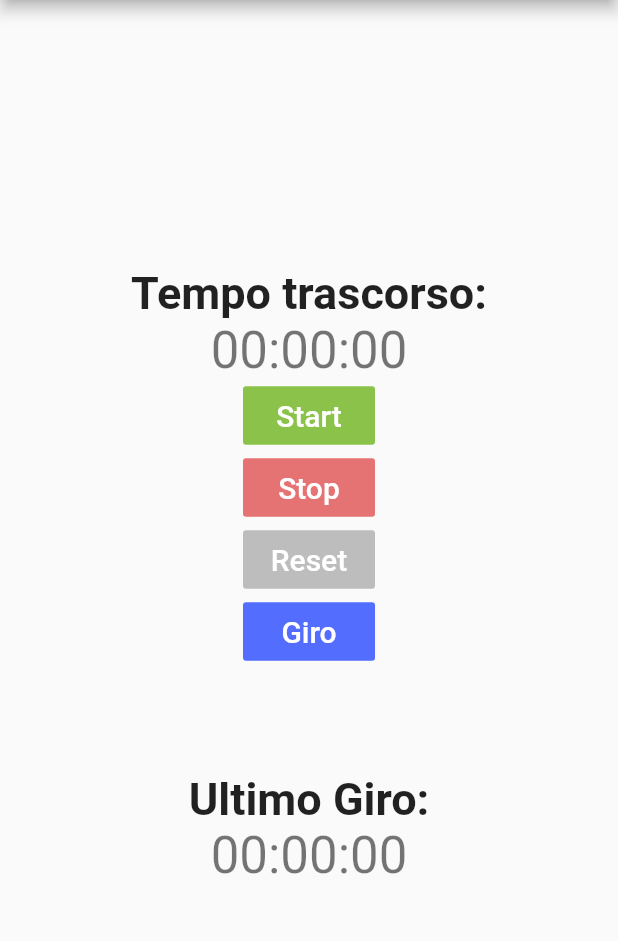
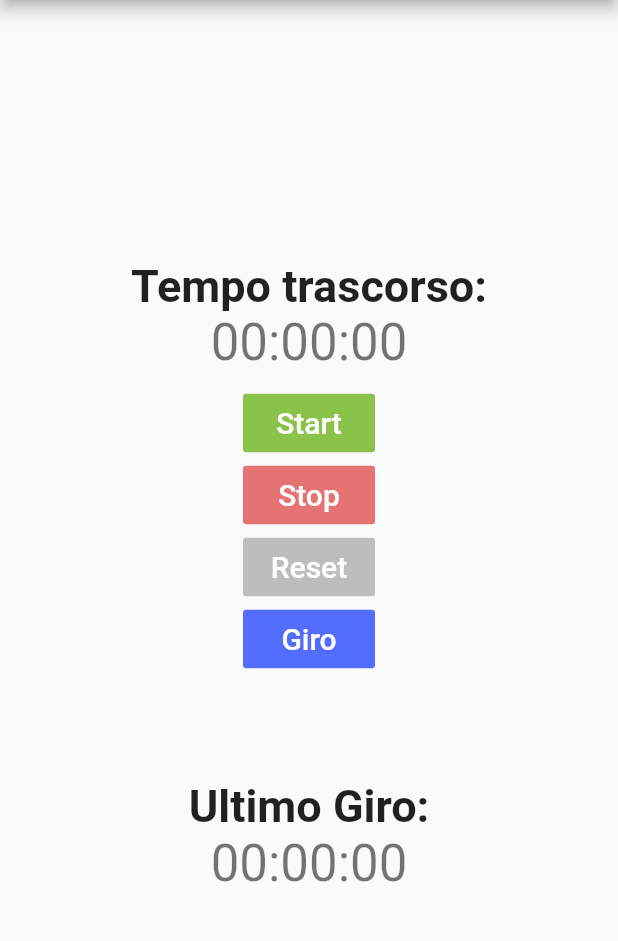
Before and after one commit to alessioveni/TPSIT, a Flutter app: the screen it shows after launch, on a phone screen of 412 x 824 dp, the part 84-1025 px from its top. Run offline on Flutter 3.47's test engine with Material 2 defaults, Android fonts, the light colour scheme and no system bars.

Commit message:
Cronometro

```diff
--- a/Cronometro/cronometro/lib/main.dart
+++ b/Cronometro/cronometro/lib/main.dart
@@ -177,6 +177,11 @@ class _MyHomePageState extends State<MyHomePage> {
               ],
             ),
             Column(
+                  children: <Widget>[
+                    SizedBox(height: 10),
+                  ],
+                ),
+            Column(
               children: <Widget>[
                 FlatButton(
                   color: Colors.lightGreen,
```
Also changed, not shown: 1 other file.
